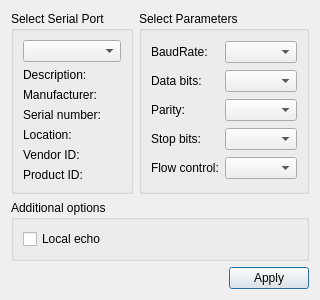
Above: settingsdialog.ui from cskv/atlas-tentacle before the change. Below: the same form after it.
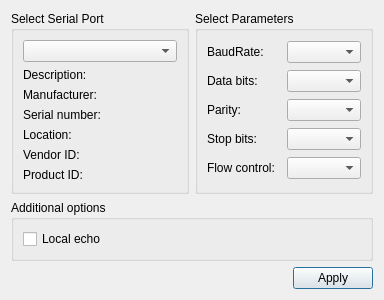
That is the form after the change.

The edit to the form file:
```diff
--- a/settingsdialog.ui
+++ b/settingsdialog.ui
@@ -6,8 +6,8 @@
    <rect>
     <x>0</x>
     <y>0</y>
-    <width>281</width>
-    <height>272</height>
+    <width>384</width>
+    <height>278</height>
    </rect>
   </property>
   <property name="windowTitle">
```
